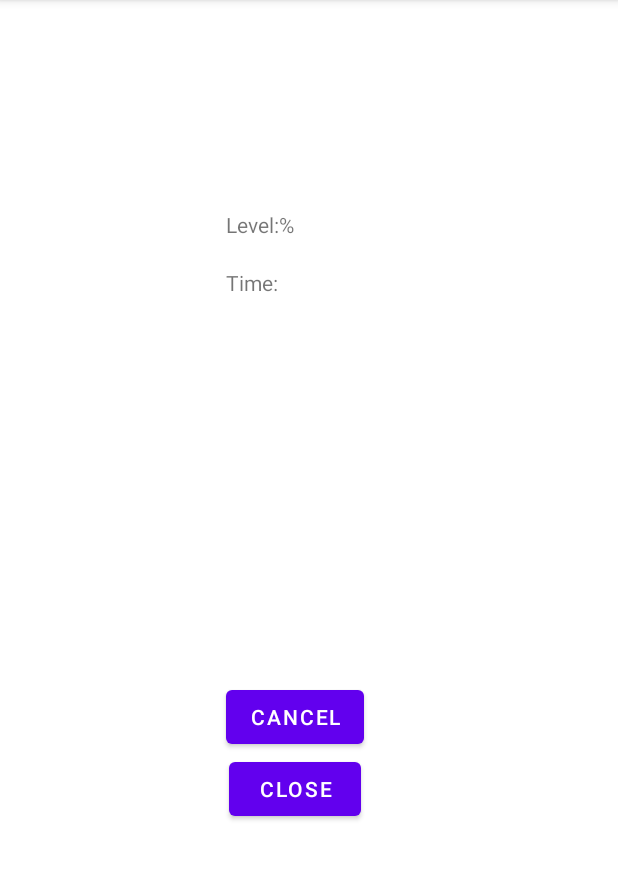
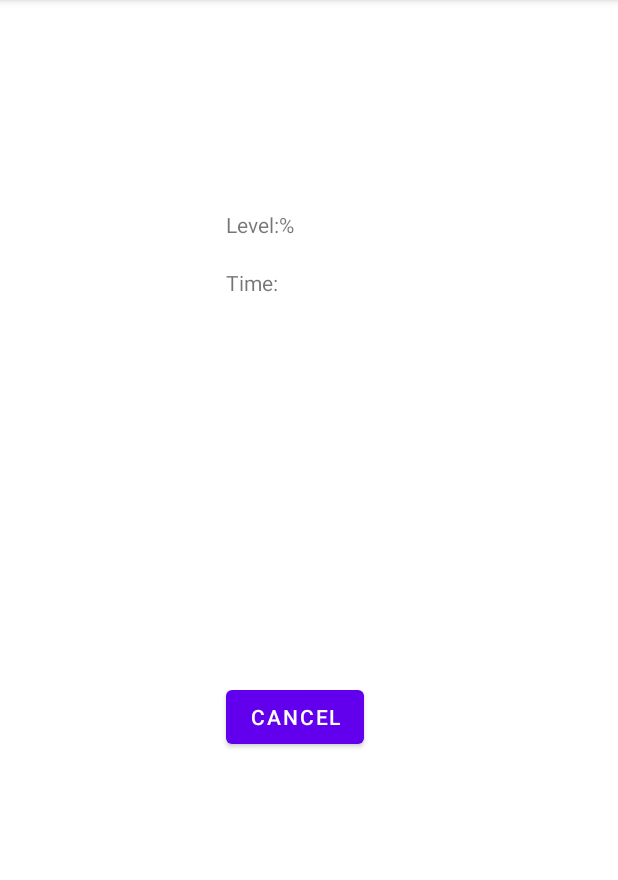
Before and after one commit to NikolayKuts/BatteryNotifier, an Android app: the WatcherFragment screen opened directly, with no data from a screen before it, on a phone screen of 412 x 824 dp, the part 84-964 px from its top. Run offline under Robolectric (Android 15) with nearby library versions, the phone set to English and light mode, and no system bars; our stand-ins replace Firebase (no records; nobody signed in at launch, a user with empty details on screens opened directly).

Commit message:
Romove the button 'Cancel' & add names to String resources

```diff
--- a/app/src/main/java/com/example/batterynotifier/presintation/fragments/TargetFragment.kt
+++ b/app/src/main/java/com/example/batterynotifier/presintation/fragments/TargetFragment.kt
@@ -8,14 +8,12 @@ import android.view.ViewGroup
 import androidx.fragment.app.Fragment
 import androidx.work.*
 import com.example.batterynotifier.databinding.FragmentTargetBinding
-import com.example.batterynotifier.domain.INITIAL_DELAY_MINUTES
 import com.example.batterynotifier.domain.TargetWorker
 import com.example.batterynotifier.domain.UNIQUE_WORK_TAG
 import com.example.batterynotifier.presintation.FIRST_APPLICATION_START_TAG
 import com.example.batterynotifier.presintation.PREFERENCE_FILE_KEY
 import com.example.batterynotifier.presintation.IS_TARGET_MODE_TURNED_ON
 import com.example.batterynotifier.presintation.IS_WATCHER_MODE_TURNED_ON
-import java.util.concurrent.TimeUnit
 
 class TargetFragment : Fragment() {
     private var _binding: FragmentTargetBinding? = null
--- a/app/src/main/java/com/example/batterynotifier/presintation/fragments/WatcherFragment.kt
+++ b/app/src/main/java/com/example/batterynotifier/presintation/fragments/WatcherFragment.kt
@@ -16,8 +16,6 @@ import com.example.batterynotifier.presintation.interfaces.WatcherView
 import com.example.batterynotifier.presintation.presenters.WatcherPresenter
 import java.text.DateFormat
 import java.util.*
-import java.util.concurrent.TimeUnit
-import com.example.batterynotifier.domain.INITIAL_DELAY_MINUTES
 import com.example.batterynotifier.domain.UNIQUE_WORK_TAG
 
 class WatcherFragment : Fragment(), WatcherView {
@@ -64,17 +62,13 @@ class WatcherFragment : Fragment(), WatcherView {
                 sharedPreferences.edit().putBoolean(IS_TARGET_MODE_TURNED_ON, false).apply()
             }
 
-            binding.buttonCancel.setOnClickListener {
+            binding.buttonCancelWatching.setOnClickListener {
                 activity.let { activity ->
                     WorkManager.getInstance(activity.applicationContext).cancelAllWork()
                     sharedPreferences.edit().putBoolean(IS_WATCHER_MODE_TURNED_ON, true).apply()
                     sharedPreferences.edit().putBoolean(FIRST_APPLICATION_START_TAG, true).apply()
                     cancelAllWorks()
                 }
-            }
-
-            binding.buttonClose.setOnClickListener {
-                cancelAllWorks()
             }
         }
     }
--- a/app/src/main/res/layout/fragment_choice.xml
+++ b/app/src/main/res/layout/fragment_choice.xml
@@ -10,7 +10,7 @@
         android:layout_width="wrap_content"
         android:layout_height="wrap_content"
         android:layout_marginTop="340dp"
-        android:text="Target"
+        android:text="@string/target"
         app:layout_constraintEnd_toEndOf="parent"
         app:layout_constraintHorizontal_bias="0.5"
         app:layout_constraintStart_toStartOf="parent"
@@ -20,7 +20,7 @@
         android:id="@+id/buttonToWatcherFragment"
         android:layout_width="wrap_content"
         android:layout_height="wrap_content"
-        android:text="Watch"
+        android:text="@string/watcher"
         app:layout_constraintEnd_toEndOf="parent"
         app:layout_constraintStart_toStartOf="parent"
         app:layout_constraintTop_toBottomOf="@+id/buttonToTargetFragment" />
--- a/app/src/main/res/layout/fragment_target.xml
+++ b/app/src/main/res/layout/fragment_target.xml
@@ -8,7 +8,7 @@
     <TextView
         android:layout_width="wrap_content"
         android:layout_height="wrap_content"
-        android:text="You are target"
+        android:text="@string/you_are_a_target"
         app:layout_constraintBottom_toBottomOf="parent"
         app:layout_constraintEnd_toEndOf="parent"
         app:layout_constraintStart_toStartOf="parent"
--- a/app/src/main/res/layout/fragment_watcher.xml
+++ b/app/src/main/res/layout/fragment_watcher.xml
@@ -17,7 +17,7 @@
         app:layout_constraintTop_toTopOf="parent" />
 
     <Button
-        android:id="@+id/button_cancel"
+        android:id="@+id/button_cancel_watching"
         android:layout_width="wrap_content"
         android:layout_height="wrap_content"
         android:text="cancel"
@@ -27,15 +27,6 @@
         app:layout_constraintStart_toStartOf="parent"
         app:layout_constraintTop_toBottomOf="@+id/textViewTimeTitle"
         app:layout_constraintVertical_bias="0.49" />
-
-    <Button
-        android:id="@+id/button_close"
-        android:layout_width="wrap_content"
-        android:layout_height="wrap_content"
-        android:text="close"
-        app:layout_constraintEnd_toEndOf="@+id/button_cancel"
-        app:layout_constraintStart_toStartOf="@+id/button_cancel"
-        app:layout_constraintTop_toBottomOf="@+id/button_cancel" />
 
     <TextView
         android:id="@+id/textViewChargingState"
--- a/app/src/main/res/values/strings.xml
+++ b/app/src/main/res/values/strings.xml
@@ -2,4 +2,7 @@
     <string name="app_name">Battery Notifier</string>
     <string name="charging_state_charging">charging</string>
     <string name="charging_state_not_charging">NOT charging</string>
+    <string name="you_are_a_target">You are a target</string>
+    <string name="watcher">Watcher</string>
+    <string name="target">Target</string>
 </resources>
```
Also changed, not shown: app/src/main/java/com/example/batterynotifier/domain/WorkStartReceiver.kt (+2 -8 lines).
